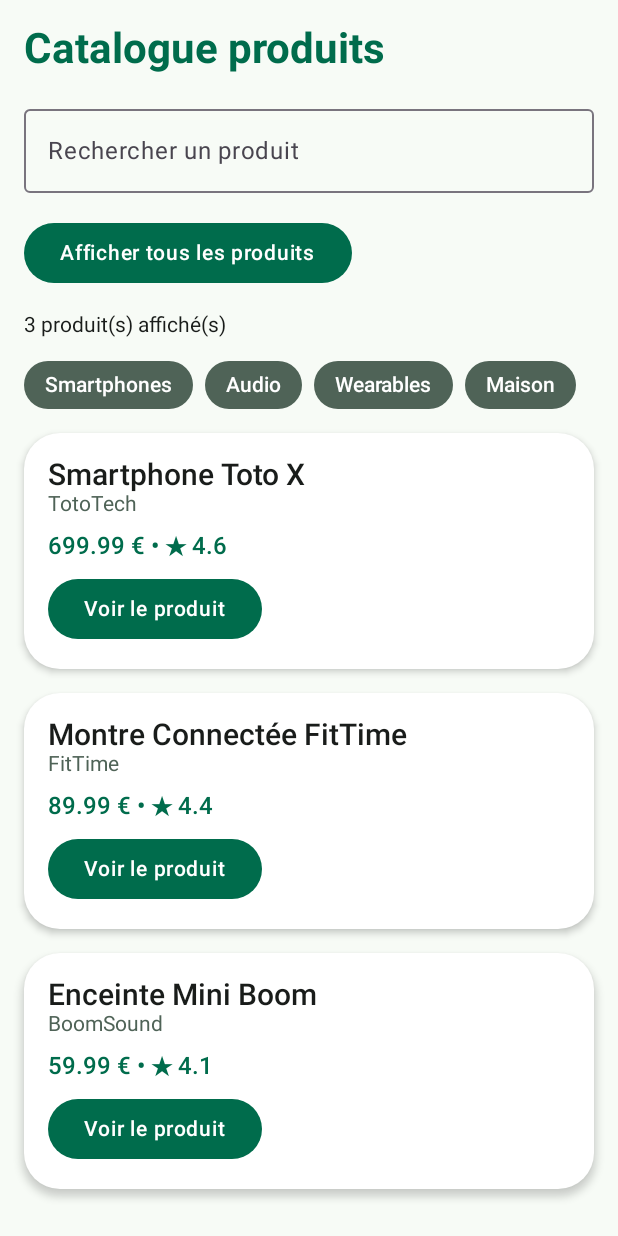
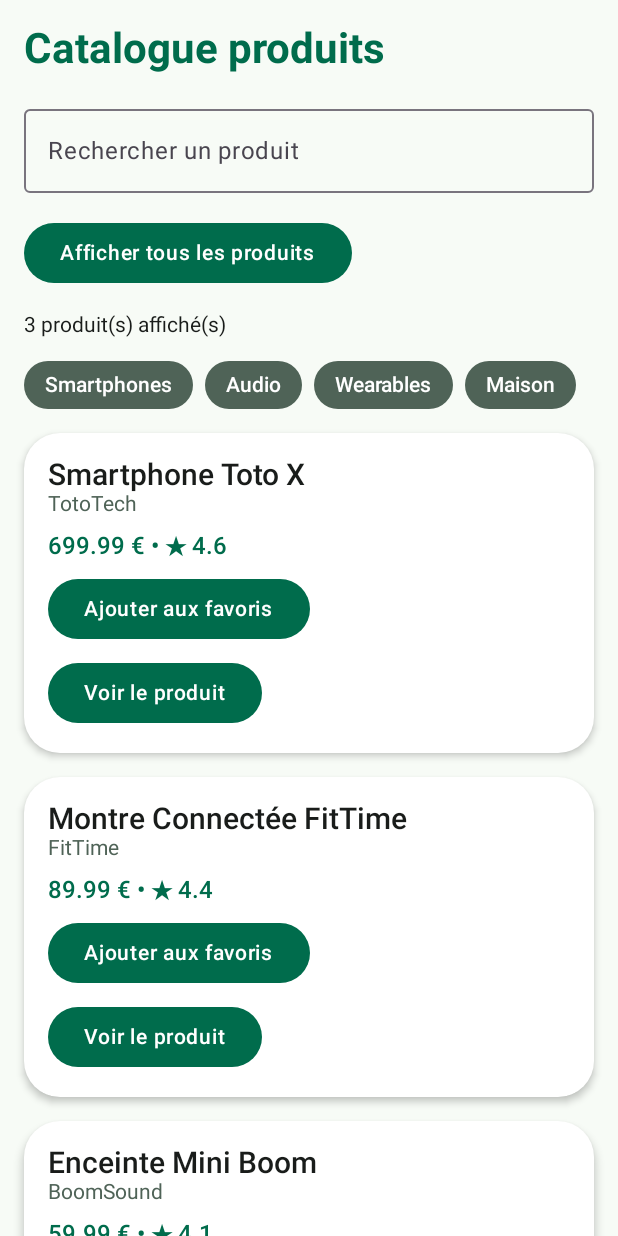
Before and after one commit to hugo-ry02/tpJetpackCompose, an Android app built with Jetpack Compose: the screen it shows after launch (MainActivity), after a tap on "Afficher uniquement les produits en stoc", on a phone screen of 412 x 824 dp. Run offline under Robolectric (Android 15) with nearby library versions, the phone set to English and light mode, and no system bars.

Commit message:
feat(tp8): gestion des favoris locaux et ajout du bouton favori sur ProductListItem

```diff
--- a/app/src/main/kotlin/com/example/productexplorer/MainActivity.kt
+++ b/app/src/main/kotlin/com/example/productexplorer/MainActivity.kt
@@ -618,6 +618,8 @@ fun CategoryRow(
 @Composable
 fun ProductListItem(
     product: ProductUi,
+    isFavorite: Boolean,
+    onFavoriteClick: () -> Unit,
     onClick: () -> Unit,
     modifier: Modifier = Modifier
 ) {
@@ -651,6 +653,16 @@ fun ProductListItem(
                 color = MaterialTheme.colorScheme.primary
             )
             Spacer(modifier = Modifier.height(8.dp))
+            Button(onClick = onFavoriteClick) {
+                Text(
+                    text = if (isFavorite) {
+                        "Retirer des favoris"
+                    } else {
+                        "Ajouter aux favoris"
+                    }
+                )
+            }
+            Spacer(modifier = Modifier.height(8.dp))
             Button(onClick = onClick) {
                 Text(text = "Voir le produit")
             }
@@ -670,6 +682,18 @@ fun ProductCatalogScreen(
 
     var showOnlyInStock by rememberSaveable {
         mutableStateOf(false)
+    }
+
+    var favoriteProductIds by rememberSaveable {
+        mutableStateOf(listOf<Int>())
+    }
+
+    fun toggleFavorite(productId: Int) {
+        favoriteProductIds = if (favoriteProductIds.contains(productId)) {
+            favoriteProductIds - productId
+        } else {
+            favoriteProductIds + productId
+        }
     }
 
     val filteredProducts = remember(products, searchQuery, showOnlyInStock) {
@@ -748,6 +772,10 @@ fun ProductCatalogScreen(
         ) { product ->
             ProductListItem(
                 product = product,
+                isFavorite = favoriteProductIds.contains(product.id),
+                onFavoriteClick = {
+                    toggleFavorite(product.id)
+                },
                 onClick = {
                     onProductClick(product)
                 }
```
